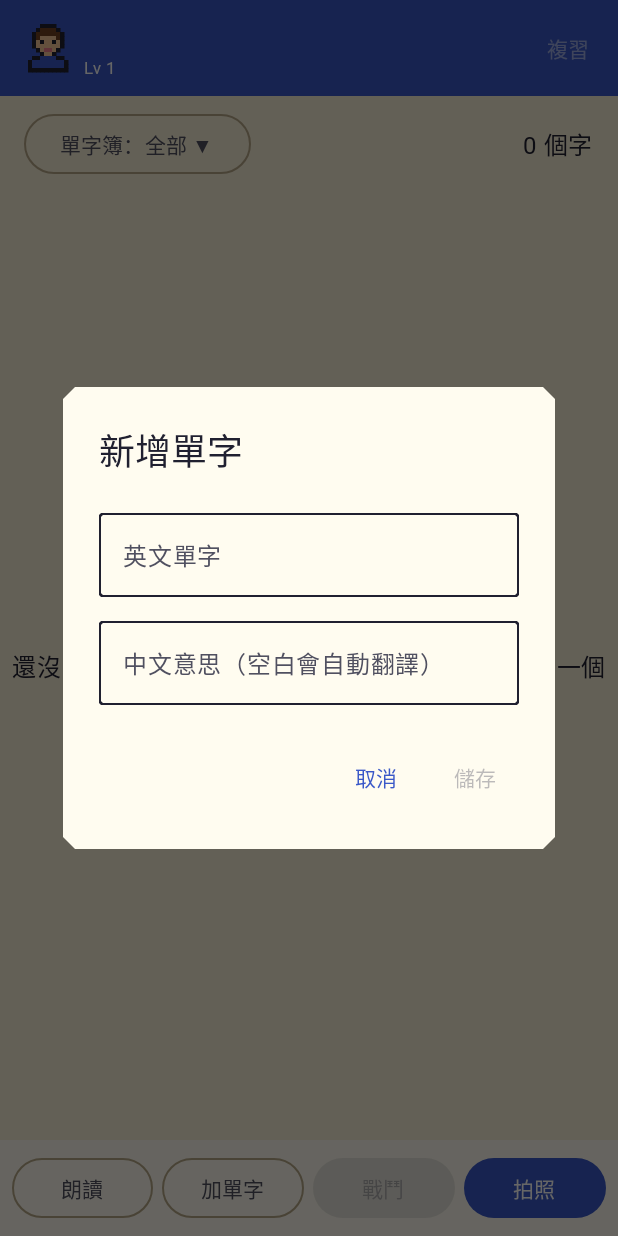
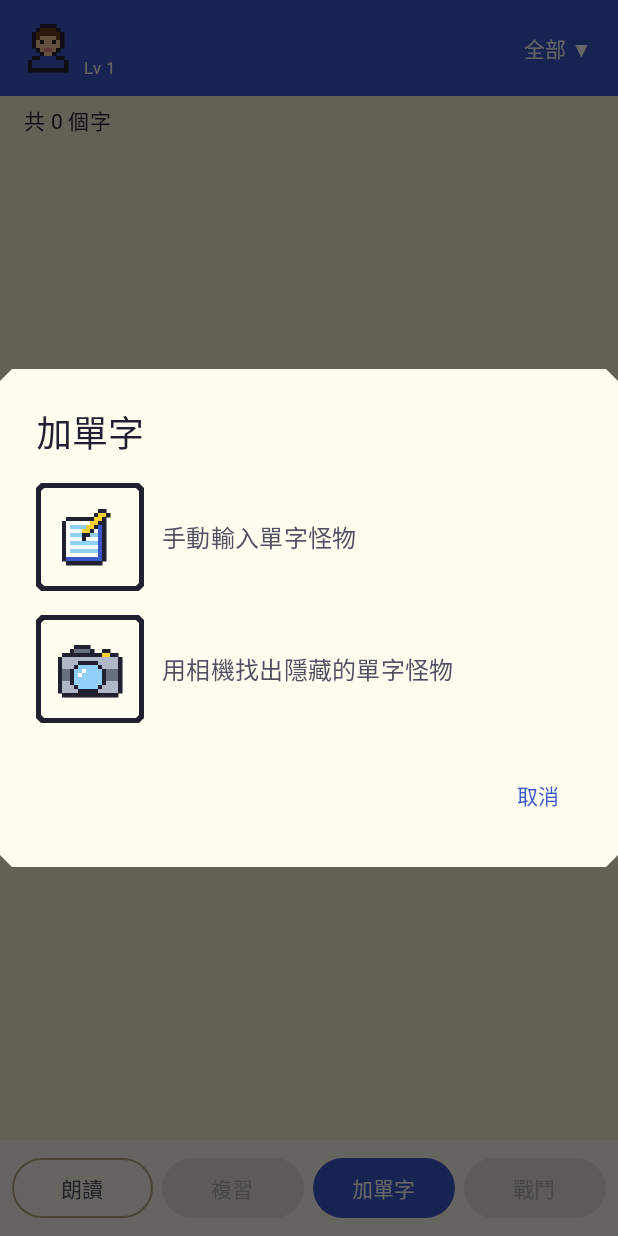
Before and after one commit to casperlee-nics/wordsnap, an Android app built with Jetpack Compose: the composable WordListScreen shown on its own in the app's theme, after a tap on "加單字", on a phone screen of 412 x 824 dp. Run offline under Robolectric (Android 15) with nearby library versions, the phone set to English and light mode, and no system bars; our stand-ins replace Room's generated code; Roboto replaces fonts that are not available here; 2 statements that could not run were skipped.

Commit message:
v0.67: quick review cards, add-word chooser with direct camera, bottom review button, book picker in top bar, new BGMs
Co-Authored-By: Claude Opus 5.5 (1M context) <noreply@anthropic.com>
Claude-Session: https://claude.ai/code/session_01UHPWYjss25HY1etdrvfvCE

```diff
--- a/app/build.gradle.kts
+++ b/app/build.gradle.kts
@@ -13,8 +13,8 @@ android {
         applicationId = "com.wordsnap.app"
         minSdk = 26
         targetSdk = 35
-        versionCode = 11
-        versionName = "0.66"
+        versionCode = 12
+        versionName = "0.67"
     }
 
     buildTypes {
--- a/app/src/main/java/com/wordsnap/app/MainActivity.kt
+++ b/app/src/main/java/com/wordsnap/app/MainActivity.kt
@@ -135,6 +135,7 @@ private fun MainScreens(vm: WordViewModel, profiles: List<Profile>) {
                 screen = Screen.List
             },
             onBack = backToList,
+            openCamera = true,
         )
         Screen.Review -> ReviewScreen(vm, onListen = { screen = Screen.Listen }, onBack = backToList)
         Screen.Listen -> ListenScreen(vm, onBack = backToList)
--- a/app/src/main/java/com/wordsnap/app/ui/BookPicker.kt
+++ b/app/src/main/java/com/wordsnap/app/ui/BookPicker.kt
@@ -1,6 +1,7 @@
 package com.wordsnap.app.ui
 
 import androidx.compose.foundation.layout.Box
+import androidx.compose.foundation.layout.widthIn
 import androidx.compose.material3.AlertDialog
 import androidx.compose.material3.DropdownMenu
 import androidx.compose.material3.DropdownMenuItem
@@ -14,7 +15,10 @@ import androidx.compose.runtime.mutableStateOf
 import androidx.compose.runtime.remember
 import androidx.compose.runtime.setValue
 import androidx.compose.ui.Modifier
+import androidx.compose.ui.text.style.TextOverflow
+import androidx.compose.ui.unit.dp
 import com.wordsnap.app.data.Book
+import com.wordsnap.app.ui.theme.pixelTopBarButtonColors
 
 // 選單字簿的下拉選單；selectedId 為 null 代表「全部」
 @Composable
@@ -26,13 +30,26 @@ fun BookPicker(
     label: String,
     allowAll: Boolean,
     modifier: Modifier = Modifier,
+    // 放在深藍色標題列上時用白字的文字按鈕
+    onTopBar: Boolean = false,
 ) {
     var expanded by remember { mutableStateOf(false) }
     var creating by remember { mutableStateOf(false) }
     val current = books.firstOrNull { it.id == selectedId }?.let(::bookLabel) ?: if (allowAll) "全部" else "選擇單字簿"
 
     Box(modifier) {
-        OutlinedButton(onClick = { expanded = true }) { Text("$label$current ▼") }
+        if (onTopBar) {
+            TextButton(onClick = { expanded = true }, colors = pixelTopBarButtonColors()) {
+                Text(
+                    "$label$current ▼",
+                    maxLines = 1,
+                    overflow = TextOverflow.Ellipsis,
+                    modifier = Modifier.widthIn(max = 150.dp),
+                )
+            }
+        } else {
+            OutlinedButton(onClick = { expanded = true }) { Text("$label$current ▼") }
+        }
         DropdownMenu(expanded = expanded, onDismissRequest = { expanded = false }) {
             if (allowAll) {
                 DropdownMenuItem(text = { Text("全部") }, onClick = { onSelect(null); expanded = false })
--- a/app/src/main/java/com/wordsnap/app/ui/NicknameScreen.kt
+++ b/app/src/main/java/com/wordsnap/app/ui/NicknameScreen.kt
@@ -28,6 +28,7 @@ import androidx.compose.runtime.remember
 import androidx.compose.runtime.setValue
 import androidx.compose.ui.Alignment
 import androidx.compose.ui.Modifier
+import androidx.compose.ui.platform.LocalContext
 import androidx.compose.ui.graphics.Color
 import androidx.compose.ui.res.painterResource
 import androidx.compose.ui.unit.dp
@@ -42,6 +43,10 @@ fun NicknameScreen(onStart: (String, Avatar) -> Unit) {
     var name by remember { mutableStateOf("") }
     var pickingAvatar by remember { mutableStateOf(false) }
     var avatar by remember { mutableStateOf(Avatar.Man) }
+    // 輸入暱稱和選角色時播放有希望感的音樂
+    val context = LocalContext.current
+    val musicOn = remember { isMusicOn(context) }
+    LoopingMusic(R.raw.hope_bgm, enabled = musicOn, volume = 0.5f)
 
     Surface(Modifier.fillMaxSize(), color = MaterialTheme.colorScheme.background) {
         Column(
--- a/app/src/main/java/com/wordsnap/app/ui/PixelIcons.kt
+++ b/app/src/main/java/com/wordsnap/app/ui/PixelIcons.kt
@@ -69,6 +69,100 @@ val IconPause = listOf(
     "...........",
 )
 
+// 彩色的大圖示（16 x 16）用的顏色
+val ColorIconPalette = mapOf(
+    'K' to PixelInk,
+    'H' to Color(0xFF704020),
+    'S' to Color(0xFFF8C898),
+    'B' to Color(0xFF3A58C8),
+    'R' to Color(0xFFE04030),
+    'Y' to Color(0xFFF8D030),
+    'W' to Color(0xFFFFFFFF),
+    'L' to Color(0xFF90D0F8),
+    'M' to Color(0xFFB0B8C8),
+    'm' to Color(0xFF687080),
+)
+
+// 複習：不記得（人物頭上一個問號）
+val IconForgot = listOf(
+    "...........RRRR.",
+    "..........RR..RR",
+    "..............RR",
+    ".............RR.",
+    "............RR..",
+    "............RR..",
+    "..KKKKK.........",
+    ".KHHHHHK....RR..",
+    ".KSSSSSK....RR..",
+    ".KSKSKSK........",
+    ".KSSSSSK........",
+    "..KSSSK.........",
+    ".KKBBBKK........",
+    "KBBBBBBBK.......",
+    "KBBBBBBBK.......",
+    "KKKKKKKKK.......",
+)
+
+// 複習：記得（人物頭上一顆燈泡）
+val IconRemember = listOf(
+    "...........KKK..",
+    "..........KYYYK.",
+    ".........KYYWYYK",
+    ".........KYWYYYK",
+    ".........KYYYYYK",
+    "..........KYYYK.",
+    "..KKKKK....KMK..",
+    ".KHHHHHK...KmK..",
+    ".KSSSSSK...KKK..",
+    ".KSKSKSK........",
+    ".KSSSSSK........",
+    "..KSSSK.........",
+    ".KKBBBKK........",
+    "KBBBBBBBK.......",
+    "KBBBBBBBK.......",
+    "KKKKKKKKK.......",
+)
+
+// 加單字：手動輸入（筆和筆記本）
+val IconNotebook = listOf(
+    "................",
+    "..........KK....",
+    ".........KYYK...",
+    "..KKKKKKKYYK....",
+    ".KWWWWWWYYKK....",
+    ".KWLLLLYYKBK....",
+    ".KWWWWYYKWBK....",
+    ".KWLLLKKLLBK....",
+    ".KWWWWKWWWBK....",
+    ".KWLLLLLLLBK....",
+    ".KWWWWWWWWBK....",
+    ".KWLLLLLLLBK....",
+    ".KWWWWWWWWBK....",
+    ".KBBBBBBBBBK....",
+    "..KKKKKKKKK.....",
+    "................",
+)
+
+// 加單字：拍照（相機）
+val IconCamera = listOf(
+    "................",
+    "................",
+    "....KKKK........",
+    "...KmmmmK..KK...",
+    ".KKKKKKKKKKYYKK.",
+    "KMMMMMMMMMMMMMMK",
+    "KMMMMKKKKKMMMMMK",
+    "KMMMKLLLLLKMMMMK",
+    "KmmKLLWLLLLKmmmK",
+    "KmmKLWLLLLLKmmmK",
+    "KmmKLLLLLLLKmmmK",
+    "KMMKLLLLLLLKMMMK",
+    "KMMMKLLLLLKMMMMK",
+    "KMMMMKKKKKMMMMMK",
+    ".KKKKKKKKKKKKKK.",
+    "................",
+)
+
 // 方形的像素按鈕，只有圖示沒有文字
 @Composable
 fun PixelIconButton(
@@ -77,6 +171,7 @@ fun PixelIconButton(
     onClick: () -> Unit,
     size: Dp = 56.dp,
     color: Color = MaterialTheme.colorScheme.surfaceContainer,
+    palette: Map<Char, Color> = IconPalette,
 ) {
     Surface(
         shape = PixelShape,
@@ -88,7 +183,7 @@ fun PixelIconButton(
             .clickable(role = Role.Button, onClick = onClick),
     ) {
         Box(contentAlignment = Alignment.Center) {
-            PixelArt(icon, IconPalette, Modifier.padding(size / 5))
+            PixelArt(icon, palette, Modifier.padding(size / 5))
         }
     }
 }
--- a/app/src/main/java/com/wordsnap/app/ui/ReviewScreen.kt
+++ b/app/src/main/java/com/wordsnap/app/ui/ReviewScreen.kt
@@ -1,7 +1,6 @@
 package com.wordsnap.app.ui
 
 import androidx.compose.foundation.layout.Arrangement
-import androidx.compose.foundation.layout.Box
 import androidx.compose.foundation.layout.Column
 import androidx.compose.foundation.layout.Row
 import androidx.compose.foundation.layout.fillMaxSize
@@ -15,7 +14,6 @@ import androidx.compose.material3.ExperimentalMaterial3Api
 import androidx.compose.material3.Icon
 import androidx.compose.material3.IconButton
 import androidx.compose.material3.MaterialTheme
-import androidx.compose.material3.OutlinedButton
 import androidx.compose.material3.Scaffold
 import androidx.compose.material3.Surface
 import androidx.compose.material3.Text
@@ -23,10 +21,7 @@ import androidx.compose.material3.TextButton
 import androidx.compose.material3.TopAppBar
 import androidx.compose.runtime.Composable
 import androidx.compose.runtime.LaunchedEffect
-import androidx.compose.runtime.getValue
-import androidx.compose.runtime.mutableStateOf
 import androidx.compose.runtime.remember
-import androidx.compose.runtime.setValue
 import androidx.compose.ui.Alignment
 import androidx.compose.ui.Modifier
 import androidx.compose.ui.text.TextStyle
@@ -34,11 +29,12 @@ import androidx.compose.ui.text.style.TextAlign
 import androidx.compose.ui.unit.dp
 import com.wordsnap.app.speech.rememberSpeaker
 import com.wordsnap.app.ui.theme.PixelBorder
+import com.wordsnap.app.ui.theme.PixelGold
 import com.wordsnap.app.ui.theme.PixelShape
 import com.wordsnap.app.ui.theme.pixelTopBarButtonColors
 import com.wordsnap.app.ui.theme.pixelTopBarColors
 
-// 翻卡複習：先看英文，按「看答案」翻面，再選記得或忘了
+// 單字卡複習：卡片出現就念英文、同時顯示中文，按「不記得」或「記得」直接換下一張
 @OptIn(ExperimentalMaterial3Api::class)
 @Composable
 fun ReviewScreen(vm: WordViewModel, onListen: () -> Unit, onBack: () -> Unit) {
@@ -79,23 +75,25 @@ fun ReviewScreen(vm: WordViewModel, onListen: () -> Unit, onBack: () -> Unit) {
                     if (vm.reviewedCount > 0) Text("這次記住了 ${vm.reviewedCount} 個字")
                     Button(onClick = onBack) { Text("回單字本") }
                 } else {
-                    var revealed by remember(vm.reviewStep) { mutableStateOf(false) }
+                    // 卡片一出現就念英文
+                    LaunchedEffect(vm.reviewStep) { speaker.speak(word.text) }
                     if (vm.practiceMode) {
                         Text("今天的字都記住了，隨機再練一次", style = MaterialTheme.typography.bodySmall)
                     }
 
-                    // 像遊戲對話框的卡片
+                    // 像遊戲對話框的卡片：英文和中文意思一起顯示
                     Surface(
                         shape = PixelShape,
                         border = PixelBorder,
                         color = MaterialTheme.colorScheme.surfaceContainer,
                         modifier = Modifier.fillMaxWidth(),
                     ) {
-                        Box(Modifier.padding(vertical = 32.dp), contentAlignment = Alignment.Center) {
-                            Row(
-                                Modifier.padding(horizontal = 8.dp),
-                                verticalAlignment = Alignment.CenterVertically,
-                            ) {
+                        Column(
+                            Modifier.padding(vertical = 24.dp, horizontal = 8.dp),
+                            horizontalAlignment = Alignment.CenterHorizontally,
+                            verticalArrangement = Arrangement.spacedBy(12.dp),
+                        ) {
+                            Row(verticalAlignment = Alignment.CenterVertically) {
                                 // 長的單字自動縮小、必要時換行，不會超出外框
                                 Text(
                                     word.text,
@@ -104,27 +102,35 @@ fun ReviewScreen(vm: WordViewModel, onListen: () -> Unit, onBack: () -> Unit) {
                                     modifier = Modifier.weight(1f, fill = false),
                                 )
                                 IconButton(onClick = { speaker.speak(word.text) }) {
-                                    Icon(Icons.Filled.PlayArrow, contentDescription = "發音")
+                                    Icon(Icons.Filled.PlayArrow, contentDescription = "再念一次")
                                 }
                             }
+                            Text(
+                                word.meaning.ifBlank { "（還沒有中文意思）" },
+                                style = MaterialTheme.typography.headlineSmall,
+                                textAlign = TextAlign.Center,
+                            )
                         }
                     }
 
-                    if (!revealed) {
-                        Button(onClick = { revealed = true }, Modifier.fillMaxWidth()) { Text("看答案") }
-                    } else {
-                        Text(
-                            word.meaning.ifBlank { "（還沒有中文意思）" },
-                            style = MaterialTheme.typography.headlineSmall,
+                    // 按了就直接換下一張：左邊不記得（人物加問號），右邊記得（人物加燈泡）
+                    Row(horizontalArrangement = Arrangement.spacedBy(32.dp)) {
+                        PixelIconButton(
+                            IconForgot,
+                            "不記得",
+                            onClick = { vm.answer(word, remembered = false) },
+                            size = 88.dp,
+                            palette = ColorIconPalette,
                         )
-                        Row(horizontalArrangement = Arrangement.spacedBy(16.dp)) {
-                            OutlinedButton(onClick = { vm.answer(word, remembered = false) }, Modifier.weight(1f)) {
-                                Text("忘了")
-                            }
-                            Button(onClick = { vm.answer(word, remembered = true) }, Modifier.weight(1f)) {
-                                Text("記得")
-                            }
-                        }
+                        PixelIconButton(
+                            IconRemember,
+                            "記得",
+                            onClick = { vm.answer(word, remembered = true) },
+                            size = 88.dp,
+                            color = PixelGold,
+                            palette = ColorIconPalette,
+                        )
+                    }
                     }
                 }
             }
--- a/app/src/main/java/com/wordsnap/app/ui/ScanScreen.kt
+++ b/app/src/main/java/com/wordsnap/app/ui/ScanScreen.kt
@@ -34,6 +34,8 @@ import androidx.compose.material3.Text
 import androidx.compose.material3.TextButton
 import androidx.compose.material3.TopAppBar
 import androidx.compose.runtime.Composable
+import androidx.compose.runtime.saveable.rememberSaveable
+import androidx.compose.runtime.LaunchedEffect
 import androidx.compose.runtime.getValue
 import androidx.compose.runtime.mutableStateListOf
 import androidx.compose.runtime.mutableStateOf
@@ -61,6 +63,8 @@ fun ScanScreen(
     onCreateBook: (String, (Long) -> Unit) -> Unit,
     onAdd: (Collection<String>, Long?) -> Unit,
     onBack: () -> Unit,
+    // 從「加單字」按相機進來時，直接打開相機
+    openCamera: Boolean = false,
 ) {
     val context = LocalContext.current
     var scanning by remember { mutableStateOf(false) }
@@ -92,6 +96,15 @@ fun ScanScreen(
     val takePicture = rememberLauncherForActivityResult(ActivityResultContracts.TakePicture()) { ok ->
         val uri = photoUri
         if (ok && uri != null) startScan(uri)
+    }
+    var cameraOpened by rememberSaveable { mutableStateOf(false) }
+    LaunchedEffect(Unit) {
+        if (openCamera && !cameraOpened) {
+            cameraOpened = true
+            val uri = newPhotoUri(context)
+            photoUri = uri
+            takePicture.launch(uri)
+        }
     }
     val pickImage = rememberLauncherForActivityResult(ActivityResultContracts.PickVisualMedia()) { uri ->
         if (uri != null) startScan(uri)
--- a/app/src/main/java/com/wordsnap/app/ui/WordListScreen.kt
+++ b/app/src/main/java/com/wordsnap/app/ui/WordListScreen.kt
@@ -39,10 +39,11 @@ import androidx.compose.runtime.remember
 import androidx.compose.runtime.setValue
 import androidx.compose.ui.Alignment
 import androidx.compose.ui.Modifier
+import androidx.compose.ui.platform.LocalContext
 import androidx.compose.ui.unit.dp
 import androidx.compose.ui.unit.sp
+import com.wordsnap.app.R
 import com.wordsnap.app.data.Word
-import com.wordsnap.app.ui.theme.pixelTopBarButtonColors
 import com.wordsnap.app.ui.theme.pixelTopBarColors
 import com.wordsnap.app.speech.rememberSpeaker
 import com.wordsnap.app.translate.ModelStatus
@@ -72,6 +73,12 @@ fun WordListScreen(
     val now = System.currentTimeMillis()
     val dueCount = words.count { it.dueAt <= now }
     var showAdd by remember { mutableStateOf(false) }
+    // 按「加單字」先選手動輸入或拍照
+    var choosingAdd by remember { mutableStateOf(false) }
+    // 單字簿頁面播放清淡的背景音樂，念單字時調小聲
+    val context = LocalContext.current
+    val musicOn = remember { isMusicOn(context) }
+    LoopingMusic(R.raw.book_bgm, enabled = musicOn, volume = if (speaker.speaking) 0.05f else 0.35f)
     var editing by remember { mutableStateOf<Word?>(null) }
 
     Scaffold(
@@ -96,47 +103,46 @@ fun WordListScreen(
                         }
                     }
                 },
+                // 右上角切換單字簿
                 actions = {
-                    // 全部都記住了也能按，進去會隨機複習整本
-                    TextButton(onClick = onReview, enabled = words.isNotEmpty(), colors = pixelTopBarButtonColors()) {
-                        Text(if (dueCount > 0) "複習（$dueCount）" else "複習")
-                    }
+                    BookPicker(
+                        books = books,
+                        selectedId = selectedBookId,
+                        onSelect = vm::selectBook,
+                        onCreate = { name -> vm.createBook(name) { id -> vm.selectBook(id) } },
+                        label = "",
+                        allowAll = true,
+                        onTopBar = true,
+                    )
                 },
                 colors = pixelTopBarColors(),
             )
         },
-        // 下方一排按鈕：朗讀、加單字、戰鬥、拍照；放在底部不會蓋住最後一個單字
+        // 下方一排按鈕：朗讀、複習、加單字、戰鬥；放在底部不會蓋住最後一個單字
         bottomBar = {
             val battleBook = selectedBookId
             BottomActions(
                 onListen = onListen,
-                onAdd = { showAdd = true },
+                // 全部都記住了也能按，進去會隨機複習整本
+                reviewLabel = if (dueCount > 0) "複習 $dueCount" else "複習",
+                reviewEnabled = words.isNotEmpty(),
+                onReview = onReview,
+                onAdd = { choosingAdd = true },
                 battleEnabled = battleBook != null && unlock.unlocked,
                 onBattle = { if (battleBook != null) onBattle(battleBook) },
-                onScan = onScan,
             )
         },
     ) { padding ->
         Column(Modifier.fillMaxSize().padding(padding)) {
-            Row(
-                Modifier.fillMaxWidth().padding(horizontal = 16.dp, vertical = 8.dp),
-                verticalAlignment = Alignment.CenterVertically,
-            ) {
-                BookPicker(
-                    books = books,
-                    selectedId = selectedBookId,
-                    onSelect = vm::selectBook,
-                    onCreate = { name -> vm.createBook(name) { id -> vm.selectBook(id) } },
-                    label = "單字簿：",
-                    allowAll = true,
-                    modifier = Modifier.weight(1f),
-                )
-                Text("${words.size} 個字", style = MaterialTheme.typography.bodyLarge)
-            }
+            Text(
+                "共 ${words.size} 個字",
+                style = MaterialTheme.typography.bodyMedium,
+                modifier = Modifier.padding(horizontal = 16.dp, vertical = 6.dp),
+            )
             if (hasBlank) TranslatorBanner(translatorStatus, onRetry = vm::retryTranslation)
             if (words.isEmpty()) {
                 Box(Modifier.fillMaxSize(), contentAlignment = Alignment.Center) {
-                    Text("還沒有單字，按下方「拍照」或「加單字」新增第一個")
+                    Text("還沒有單字，按下方「加單字」新增第一個")
                 }
             } else {
                 LazyColumn(Modifier.fillMaxSize()) {
@@ -170,6 +176,13 @@ fun WordListScreen(
         }
     }
 
+    if (choosingAdd) {
+        AddChoiceDialog(
+            onDismiss = { choosingAdd = false },
+            onManual = { choosingAdd = false; showAdd = true },
+            onCamera = { choosingAdd = false; onScan() },
+        )
+    }
     if (showHero) {
         profile?.let { HeroDialog(it, remembered = allWords.count { w -> w.box >= 1 }, onDismiss = { showHero = false }) }
     }
@@ -250,10 +263,12 @@ private fun TranslatorBanner(status: ModelStatus, onRetry: () -> Unit) {
 @Composable
 private fun BottomActions(
     onListen: () -> Unit,
+    reviewLabel: String,
+    reviewEnabled: Boolean,
+    onReview: () -> Unit,
     onAdd: () -> Unit,
     battleEnabled: Boolean,
     onBattle: () -> Unit,
-    onScan: () -> Unit,
 ) {
     Surface(color = MaterialTheme.colorScheme.surfaceContainer) {
         Row(
@@ -262,9 +277,39 @@ private fun BottomActions(
         ) {
             val small = PaddingValues(horizontal = 4.dp, vertical = 8.dp)
             OutlinedButton(onClick = onListen, Modifier.weight(1f), contentPadding = small) { Text("朗讀") }
-            OutlinedButton(onClick = onAdd, Modifier.weight(1f), contentPadding = small) { Text("加單字") }
+            Button(onClick = onReview, Modifier.weight(1f), enabled = reviewEnabled, contentPadding = small) {
+                Text(reviewLabel, maxLines = 1)
+            }
+            Button(onClick = onAdd, Modifier.weight(1f), contentPadding = small) { Text("加單字") }
             Button(onClick = onBattle, Modifier.weight(1f), enabled = battleEnabled, contentPadding = small) { Text("戰鬥") }
-            Button(onClick = onScan, Modifier.weight(1f), contentPadding = small) { Text("拍照") }
         }
     }
 }
+
+// 加單字：上面是手動輸入（筆和筆記本），下面是拍照（相機），按相機直接打開相機
+@Composable
+private fun AddChoiceDialog(onDismiss: () -> Unit, onManual: () -> Unit, onCamera: () -> Unit) {
+    AlertDialog(
+        onDismissRequest = onDismiss,
+        title = { Text("加單字") },
+        text = {
+            Column(verticalArrangement = Arrangement.spacedBy(16.dp)) {
+                AddChoice(IconNotebook, "手動輸入單字怪物", onManual)
+                AddChoice(IconCamera, "用相機找出隱藏的單字怪物", onCamera)
+            }
+        },
+        confirmButton = { TextButton(onClick = onDismiss) { Text("取消") } },
+    )
+}
+
+@Composable
+private fun AddChoice(icon: List<String>, text: String, onClick: () -> Unit) {
+    Row(
+        Modifier.fillMaxWidth().clickable(onClick = onClick),
+        verticalAlignment = Alignment.CenterVertically,
+        horizontalArrangement = Arrangement.spacedBy(12.dp),
+    ) {
+        PixelIconButton(icon, text, onClick = onClick, size = 72.dp, palette = ColorIconPalette)
+        Text(text, style = MaterialTheme.typography.titleMedium, modifier = Modifier.weight(1f))
+    }
+}
```
Also changed, not shown: 3 other files.
